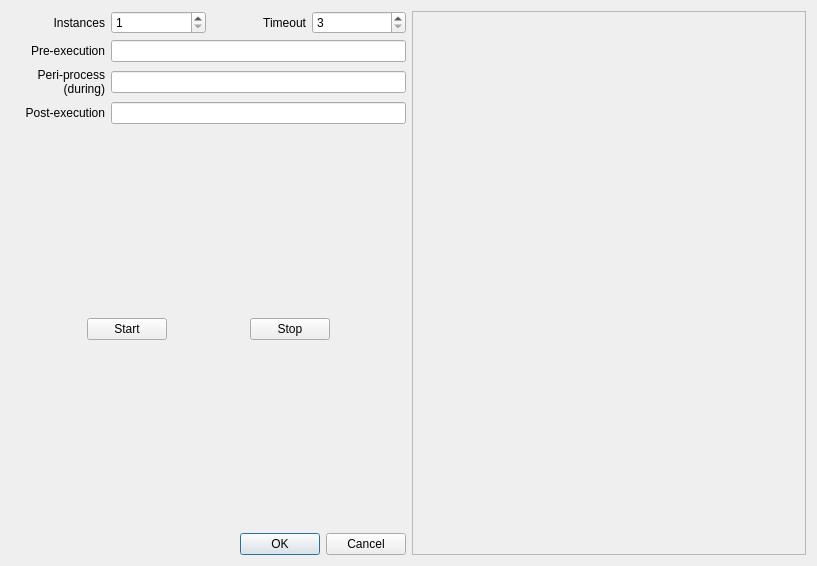
mwales/security, file BlastProcessing/src/BlastProcessing.ui: the form before one commit.
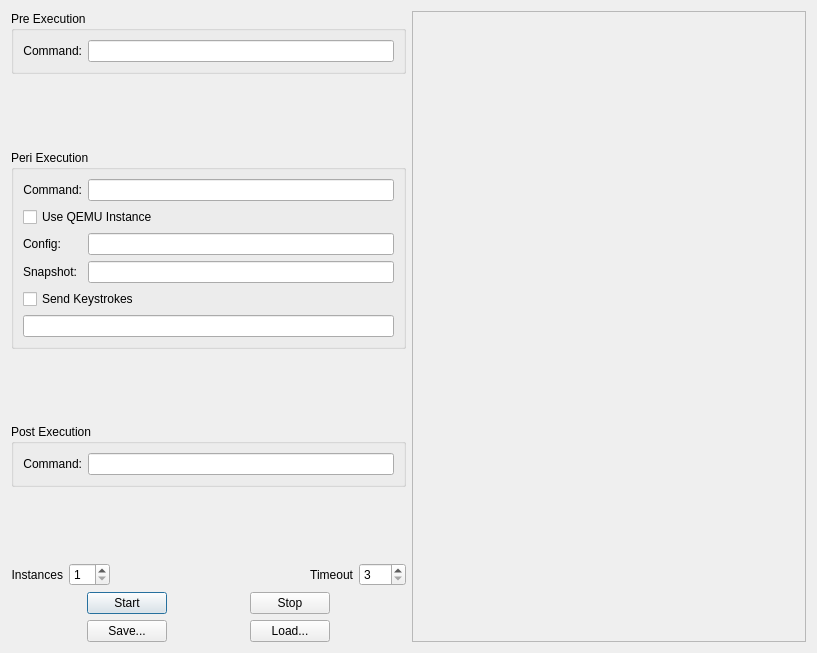
The form after the commit.

Commit message: Can load and save Blast Processing configuration

Diff of the .ui file:
```diff
--- a/BlastProcessing/src/BlastProcessing.ui
+++ b/BlastProcessing/src/BlastProcessing.ui
@@ -7,18 +7,168 @@
     <x>0</x>
     <y>0</y>
     <width>817</width>
-    <height>566</height>
+    <height>653</height>
    </rect>
   </property>
   <property name="windowTitle">
    <string>Process Control</string>
   </property>
-  <layout class="QHBoxLayout" name="horizontalLayout_2">
+  <layout class="QHBoxLayout" name="horizontalLayout_7">
    <item>
-    <layout class="QVBoxLayout" name="verticalLayout">
+    <layout class="QVBoxLayout" name="verticalLayout_3">
      <item>
-      <layout class="QGridLayout" name="gridLayout">
-       <item row="0" column="0">
+      <widget class="QGroupBox" name="groupBox_2">
+       <property name="title">
+        <string>Pre Execution</string>
+       </property>
+       <layout class="QHBoxLayout" name="horizontalLayout_6">
+        <item>
+         <layout class="QHBoxLayout" name="horizontalLayout_3">
+          <item>
+           <widget class="QLabel" name="label">
+            <property name="text">
+             <string>Command:</string>
+            </property>
+            <property name="alignment">
+             <set>Qt::AlignRight|Qt::AlignTrailing|Qt::AlignVCenter</set>
+            </property>
+           </widget>
+          </item>
+          <item>
+           <widget class="QLineEdit" name="thePreProcess"/>
+          </item>
+         </layout>
+        </item>
+       </layout>
+      </widget>
+     </item>
+     <item>
+      <spacer name="verticalSpacer_3">
+       <property name="orientation">
+        <enum>Qt::Vertical</enum>
+       </property>
+       <property name="sizeHint" stdset="0">
+        <size>
+         <width>20</width>
+         <height>40</height>
+        </size>
+       </property>
+      </spacer>
+     </item>
+     <item>
+      <widget class="QGroupBox" name="groupBox_3">
+       <property name="title">
+        <string>Peri Execution</string>
+       </property>
+       <layout class="QVBoxLayout" name="verticalLayout">
+        <item>
+         <layout class="QGridLayout" name="gridLayout">
+          <item row="0" column="0">
+           <widget class="QLabel" name="label_3">
+            <property name="text">
+             <string>Command:</string>
+            </property>
+            <property name="alignment">
+             <set>Qt::AlignRight|Qt::AlignTrailing|Qt::AlignVCenter</set>
+            </property>
+           </widget>
+          </item>
+          <item row="0" column="1">
+           <widget class="QLineEdit" name="thePeriProcess"/>
+          </item>
+          <item row="1" column="0" colspan="2">
+           <widget class="QCheckBox" name="theUseQemuCb">
+            <property name="text">
+             <string>Use QEMU Instance</string>
+            </property>
+           </widget>
+          </item>
+          <item row="2" column="0">
+           <widget class="QLabel" name="label_7">
+            <property name="text">
+             <string>Config:</string>
+            </property>
+           </widget>
+          </item>
+          <item row="2" column="1">
+           <widget class="QLineEdit" name="theQemuConfigFile"/>
+          </item>
+          <item row="3" column="0">
+           <widget class="QLabel" name="label_6">
+            <property name="text">
+             <string>Snapshot:</string>
+            </property>
+           </widget>
+          </item>
+          <item row="3" column="1">
+           <widget class="QLineEdit" name="theQemuSnapshot"/>
+          </item>
+         </layout>
+        </item>
+        <item>
+         <widget class="QCheckBox" name="theQemuUseKeysCb">
+          <property name="text">
+           <string>Send Keystrokes</string>
+          </property>
+         </widget>
+        </item>
+        <item>
+         <widget class="QLineEdit" name="theKeystrokeValues"/>
+        </item>
+       </layout>
+      </widget>
+     </item>
+     <item>
+      <spacer name="verticalSpacer_2">
+       <property name="orientation">
+        <enum>Qt::Vertical</enum>
+       </property>
+       <property name="sizeHint" stdset="0">
+        <size>
+         <width>20</width>
+         <height>40</height>
+        </size>
+       </property>
+      </spacer>
+     </item>
+     <item>
+      <widget class="QGroupBox" name="groupBox">
+       <property name="title">
+        <string>Post Execution</string>
+       </property>
+       <layout class="QHBoxLayout" name="horizontalLayout_2">
+        <item>
+         <widget class="QLabel" name="label_4">
+          <property name="text">
+           <string>Command:</string>
+          </property>
+          <property name="alignment">
+           <set>Qt::AlignRight|Qt::AlignTrailing|Qt::AlignVCenter</set>
+          </property>
+         </widget>
+        </item>
+        <item>
+         <widget class="QLineEdit" name="thePostProcess"/>
+        </item>
+       </layout>
+      </widget>
+     </item>
+     <item>
+      <spacer name="verticalSpacer">
+       <property name="orientation">
+        <enum>Qt::Vertical</enum>
+       </property>
+       <property name="sizeHint" stdset="0">
+        <size>
+         <width>20</width>
+         <height>40</height>
+        </size>
+       </property>
+      </spacer>
+     </item>
+     <item>
+      <layout class="QHBoxLayout" name="horizontalLayout_4">
+       <item>
         <widget class="QLabel" name="label_2">
          <property name="text">
           <string>Instances</string>
@@ -28,14 +178,27 @@
          </property>
         </widget>
        </item>
-       <item row="0" column="1">
+       <item>
         <widget class="QSpinBox" name="theNumInstances">
          <property name="minimum">
           <number>1</number>
          </property>
         </widget>
        </item>
-       <item row="0" column="2">
+       <item>
+        <spacer name="horizontalSpacer_4">
+         <property name="orientation">
+          <enum>Qt::Horizontal</enum>
+         </property>
+         <property name="sizeHint" stdset="0">
+          <size>
+           <width>40</width>
+           <height>20</height>
+          </size>
+         </property>
+        </spacer>
+       </item>
+       <item>
         <widget class="QLabel" name="label_5">
          <property name="text">
           <string>Timeout</string>
@@ -45,7 +208,7 @@
          </property>
         </widget>
        </item>
-       <item row="0" column="3">
+       <item>
         <widget class="QSpinBox" name="theTimeoutSecs">
          <property name="minimum">
           <number>3</number>
@@ -55,61 +218,8 @@
          </property>
         </widget>
        </item>
-       <item row="1" column="0">
-        <widget class="QLabel" name="label">
-         <property name="text">
-          <string>Pre-execution</string>
-         </property>
-         <property name="alignment">
-          <set>Qt::AlignRight|Qt::AlignTrailing|Qt::AlignVCenter</set>
-         </property>
-        </widget>
-       </item>
-       <item row="1" column="1" colspan="3">
-        <widget class="QLineEdit" name="thePreProcess"/>
-       </item>
-       <item row="2" column="0">
-        <widget class="QLabel" name="label_3">
-         <property name="text">
-          <string>Peri-process
-(during)</string>
-         </property>
-         <property name="alignment">
-          <set>Qt::AlignRight|Qt::AlignTrailing|Qt::AlignVCenter</set>
-         </property>
-        </widget>
-       </item>
-       <item row="2" column="1" colspan="3">
-        <widget class="QLineEdit" name="thePeriProcess"/>
-       </item>
-       <item row="3" column="0">
-        <widget class="QLabel" name="label_4">
-         <property name="text">
-          <string>Post-execution</string>
-         </property>
-         <property name="alignment">
-          <set>Qt::AlignRight|Qt::AlignTrailing|Qt::AlignVCenter</set>
-         </property>
-        </widget>
-       </item>
-       <item row="3" column="1" colspan="3">
-        <widget class="QLineEdit" name="thePostProcess"/>
-       </item>
       </layout>
      </item>
-     <item>
-      <spacer name="verticalSpacer">
-       <property name="orientation">
-        <enum>Qt::Vertical</enum>
-       </property>
-       <property name="sizeHint" stdset="0">
-        <size>
-         <width>20</width>
-         <height>47</height>
-        </size>
-       </property>
-      </spacer>
-     </item>
      <item>
       <layout class="QHBoxLayout" name="horizontalLayout">
        <item>
@@ -168,27 +278,61 @@
       </layout>
      </item>
      <item>
-      <spacer name="verticalSpacer_2">
-       <property name="orientation">
-        <enum>Qt::Vertical</enum>
-       </property>
-       <property name="sizeHint" stdset="0">
-        <size>
-         <width>20</width>
-         <height>47</height>
-        </size>
-       </property>
-      </spacer>
-     </item>
-     <item>
-      <widget class="QDialogButtonBox" name="buttonBox">
-       <property name="orientation">
-        <enum>Qt::Horizontal</enum>
-       </property>
-       <property name="standardButtons">
-        <set>QDialogButtonBox::Cancel|QDialogButtonBox::Ok</set>
-       </property>
-      </widget>
+      <layout class="QHBoxLayout" name="horizontalLayout_5">
+       <item>
+        <spacer name="horizontalSpacer_5">
+         <property name="orientation">
+          <enum>Qt::Horizontal</enum>
+         </property>
+         <property name="sizeHint" stdset="0">
+          <size>
+           <width>40</width>
+           <height>20</height>
+          </size>
+         </property>
+        </spacer>
+       </item>
+       <item>
+        <widget class="QPushButton" name="theSaveButton">
+         <property name="text">
+          <string>Save...</string>
+         </property>
+        </widget>
+       </item>
+       <item>
+        <spacer name="horizontalSpacer_6">
+         <property name="orientation">
+          <enum>Qt::Horizontal</enum>
+         </property>
+         <property name="sizeHint" stdset="0">
+          <size>
+           <width>40</width>
+           <height>20</height>
+          </size>
+         </property>
+        </spacer>
+       </item>
+       <item>
+        <widget class="QPushButton" name="theLoadButton">
+         <property name="text">
+          <string>Load...</string>
+         </property>
+        </widget>
+       </item>
+       <item>
+        <spacer name="horizontalSpacer_7">
+         <property name="orientation">
+          <enum>Qt::Horizontal</enum>
+         </property>
+         <property name="sizeHint" stdset="0">
+          <size>
+           <width>40</width>
+           <height>20</height>
+          </size>
+         </property>
+        </spacer>
+       </item>
+      </layout>
      </item>
     </layout>
    </item>
@@ -203,7 +347,7 @@
         <x>0</x>
         <y>0</y>
         <width>396</width>
-        <height>548</height>
+        <height>635</height>
        </rect>
       </property>
       <layout class="QVBoxLayout" name="verticalLayout_2"/>
```
Left out of the diff: 35 changed lines with no effect on the pictures. The commit also changes 4 other files.
